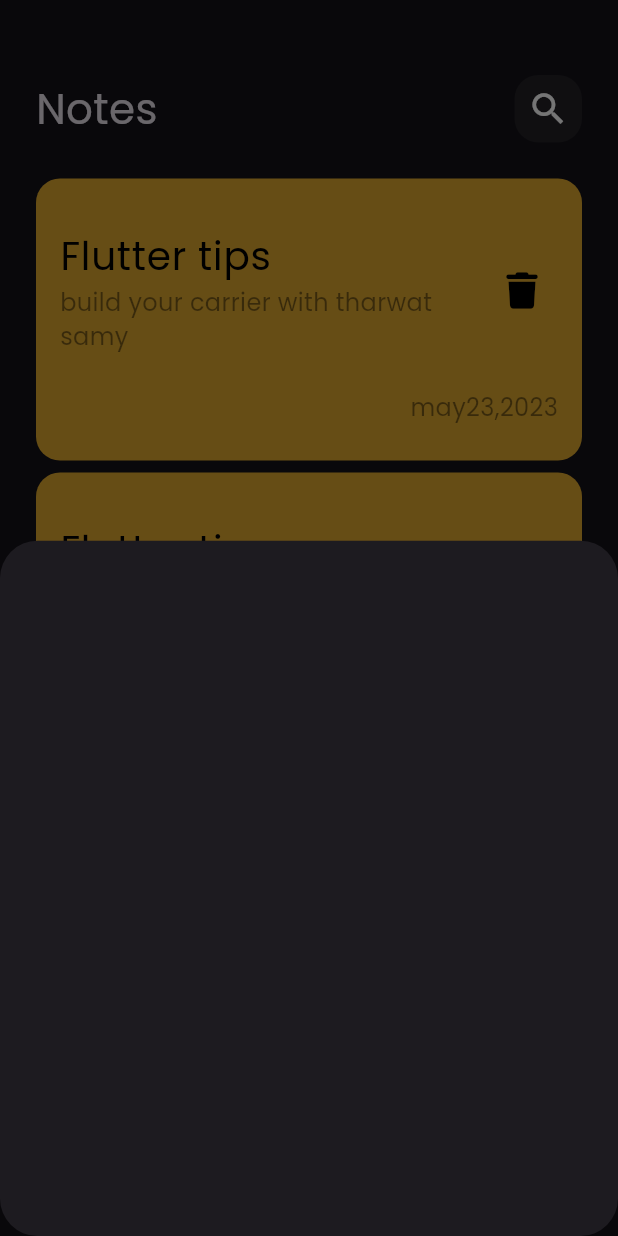
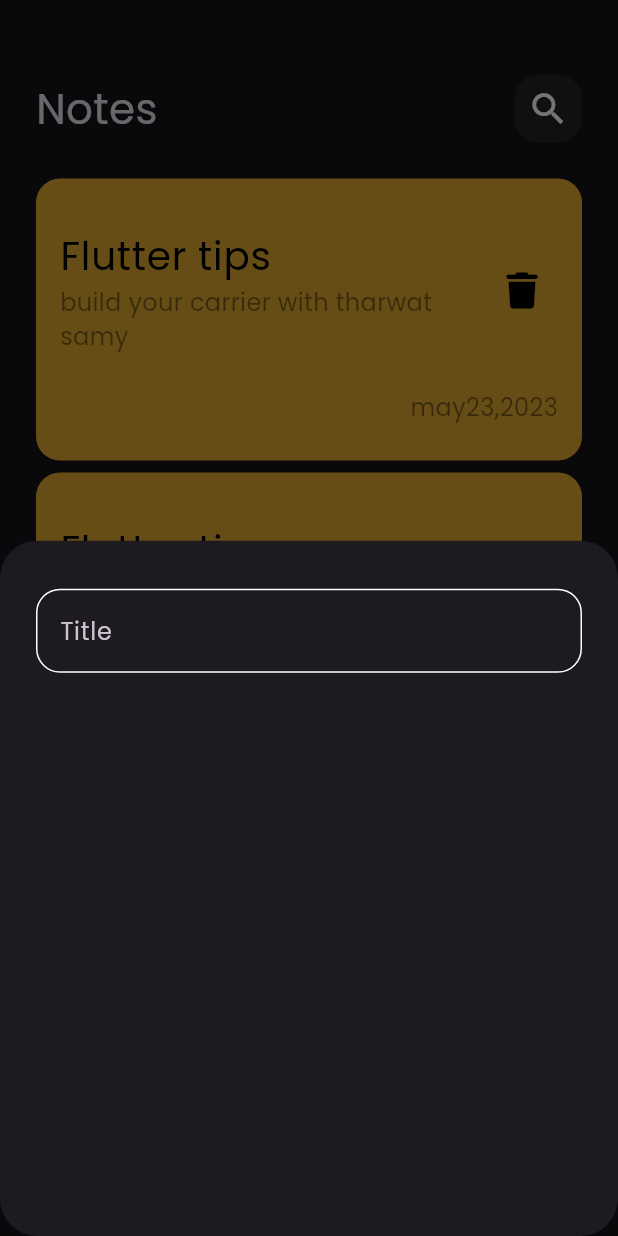
Before and after one commit to MuhammedGhazi/new_notes_app, a Flutter app: the screen it shows after launch, after a tap on the "add" icon, on a phone screen of 412 x 824 dp. Run offline on Flutter 3.47's test engine with Material 3 defaults, Android fonts, the phone set to English and light mode, and no system bars; our stand-ins replace font_awesome_flutter.

Commit message:
creat custom text field

```diff
--- /dev/null
+++ b/lib/constants.dart
@@ -0,0 +1,3 @@
+import 'package:flutter/cupertino.dart';
+
+const KPrimaryColor = Color(0xFF62fcd7);
--- a/lib/views/notes_view.dart
+++ b/lib/views/notes_view.dart
@@ -1,4 +1,5 @@
 import 'package:flutter/material.dart';
+import 'package:notes_app/constants.dart';
 import 'package:notes_app/views/widgets/add_note_bottom_sheet.dart';
 import 'package:notes_app/views/widgets/notes_view_body.dart';
 
@@ -9,6 +10,7 @@ class NotesView extends StatelessWidget {
   Widget build(BuildContext context) {
     return Scaffold(
       floatingActionButton: FloatingActionButton(
+        backgroundColor: KPrimaryColor,
         onPressed: () {
           showModalBottomSheet(
             shape: RoundedRectangleBorder(
@@ -18,7 +20,7 @@ class NotesView extends StatelessWidget {
             builder: (context) => AddNoteBottomSheet(),
           );
         },
-        child: Icon(Icons.add),
+        child: Icon(Icons.add, color: Colors.black),
       ),
       body: NotesViewBody(),
     );
--- a/lib/views/widgets/add_note_bottom_sheet.dart
+++ b/lib/views/widgets/add_note_bottom_sheet.dart
@@ -1,10 +1,14 @@
 import 'package:flutter/material.dart';
+import 'package:notes_app/views/widgets/custom_text_field.dart';
 
 class AddNoteBottomSheet extends StatelessWidget {
   const AddNoteBottomSheet({super.key});
 
   @override
   Widget build(BuildContext context) {
-    return Container();
+    return Padding(
+      padding: const EdgeInsets.symmetric(horizontal: 24),
+      child: Column(children: [SizedBox(height: 32), CustomTextField()]),
+    );
   }
 }
--- /dev/null
+++ b/lib/views/widgets/custom_text_field.dart
@@ -0,0 +1,24 @@
+import 'package:flutter/material.dart';
+import 'package:notes_app/constants.dart';
+
+class CustomTextField extends StatelessWidget {
+  const CustomTextField({super.key});
+
+  @override
+  Widget build(BuildContext context) {
+    return TextField(
+      cursorColor: KPrimaryColor,
+      decoration: InputDecoration(
+        border: buildBorder(),
+        enabledBorder: buildBorder(),
+        focusedBorder: buildBorder(Color(0xFF62fcd7)),
+        hintText: "Title",
+      ),
+    );
+  }
+
+  OutlineInputBorder buildBorder([color]) => OutlineInputBorder(
+    borderRadius: BorderRadius.circular(16),
+    borderSide: BorderSide(color: color ?? Colors.white),
+  );
+}
```
